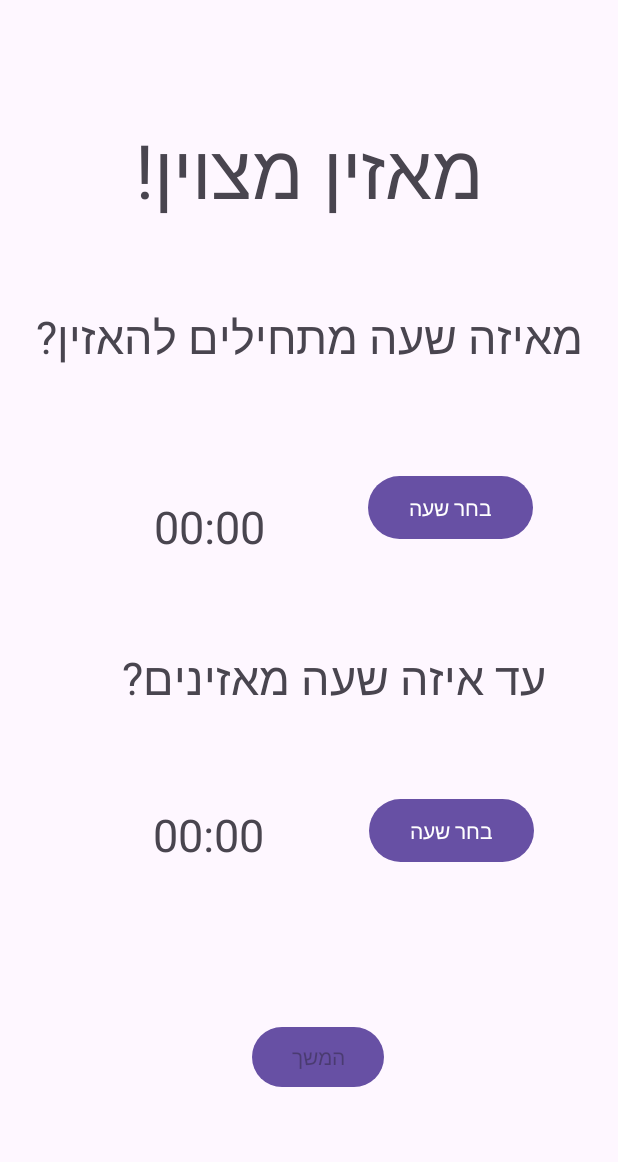
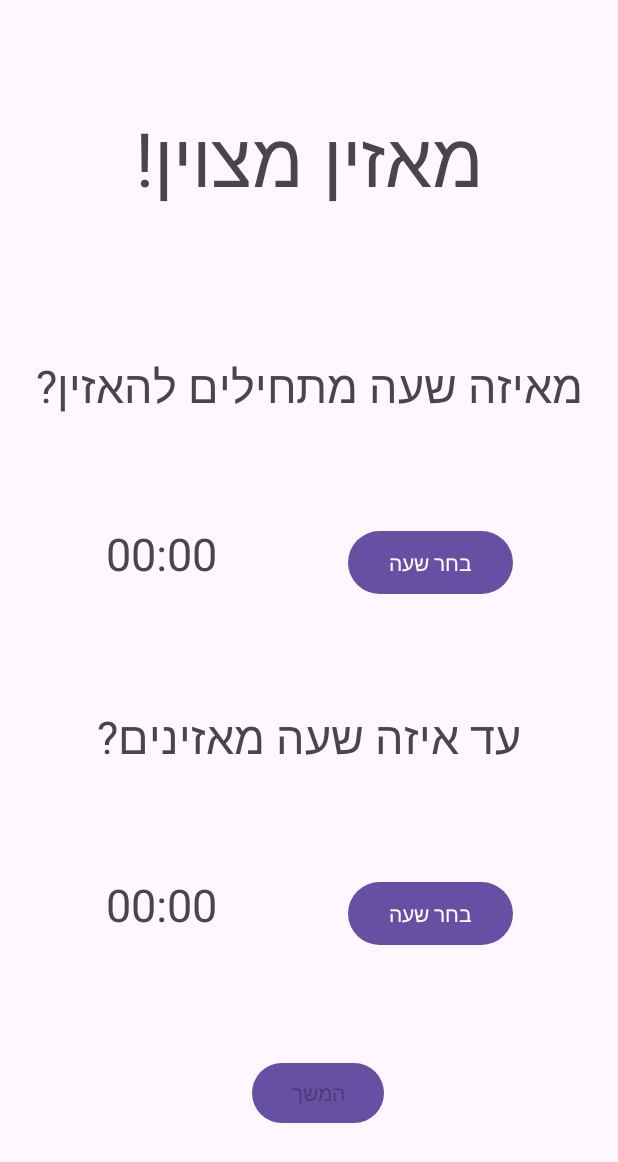
Before and after one commit to W3r7y/Night_Watch, an Android app: the screen it shows after launch (MainActivity), on a phone screen of 412 x 824 dp. Shown: the top 1162 px of the screen. Run offline under Robolectric (Android 15) with nearby library versions, the phone set to English and light mode, and no system bars.

Commit message:
main activity view modification

```diff
--- a/app/src/main/res/layout/activity_main.xml
+++ b/app/src/main/res/layout/activity_main.xml
@@ -13,12 +13,12 @@
         android:layout_height="wrap_content"
         android:text="מאזין מצוין!"
         android:textSize="50sp"
-        app:layout_constraintBottom_toBottomOf="parent"
+        android:layout_marginBottom="25dp"
+        app:layout_constraintBottom_toTopOf="@+id/tvStartTime"
         app:layout_constraintEnd_toEndOf="parent"
-        app:layout_constraintHorizontal_bias="0.501"
         app:layout_constraintStart_toStartOf="parent"
         app:layout_constraintTop_toTopOf="parent"
-        app:layout_constraintVertical_bias="0.105" />
+        />
 
 
     <TextView
@@ -27,40 +27,37 @@
         android:layout_height="wrap_content"
         android:text="מאיזה שעה מתחילים להאזין?"
         android:textSize="30sp"
-        app:layout_constraintBottom_toBottomOf="parent"
+        app:layout_constraintBottom_toTopOf="@+id/linear1"
         app:layout_constraintEnd_toEndOf="parent"
         app:layout_constraintStart_toStartOf="parent"
         app:layout_constraintTop_toBottomOf="@+id/textView"
         app:layout_constraintVertical_bias="0.089" />
 
-
+    <LinearLayout
+        android:id="@+id/linear1"
+        android:layout_width="wrap_content"
+        android:layout_height="50dp"
+        app:layout_constraintRight_toRightOf="parent"
+        app:layout_constraintLeft_toLeftOf="parent"
+        app:layout_constraintTop_toBottomOf="@id/tvStartTime"
+        app:layout_constraintBottom_toTopOf="@id/tvEndTime">
         <TextView
             android:id="@+id/tvForTime1"
             android:layout_width="86dp"
             android:layout_height="42dp"
+            android:layout_marginRight="75dp"
             android:text="00:00"
             android:textSize="30sp"
-        app:layout_constraintBottom_toTopOf="@+id/tvEndTime"
-        app:layout_constraintEnd_toEndOf="parent"
-        app:layout_constraintHorizontal_bias="0.315"
-        app:layout_constraintStart_toStartOf="parent"
-        app:layout_constraintTop_toBottomOf="@+id/tvStartTime"
-        app:layout_constraintVertical_bias="0.595" />
+            />
 
-
-    <TextView
-        android:id="@+id/tvForTime2"
-        android:layout_width="86dp"
-        android:layout_height="42dp"
-        android:text="00:00"
-        android:textSize="30sp"
-        app:layout_constraintBottom_toTopOf="@+id/button"
-        app:layout_constraintEnd_toEndOf="parent"
-        app:layout_constraintHorizontal_bias="0.312"
-        app:layout_constraintStart_toStartOf="parent"
-        app:layout_constraintTop_toBottomOf="@+id/tvEndTime"
-        app:layout_constraintVertical_bias="0.382" />
-
+        <Button
+            android:id="@+id/pickTime1"
+            android:layout_width="110dp"
+            android:layout_height="50dp"
+            android:onClick="clickTimePicker"
+            android:text="בחר שעה"
+             />
+    </LinearLayout>
 
     <TextView
         android:id="@+id/tvEndTime"
@@ -68,23 +65,29 @@
         android:layout_height="wrap_content"
         android:text="עד איזה שעה מאזינים?"
         android:textSize="30sp"
-        app:layout_constraintBottom_toBottomOf="parent"
+        app:layout_constraintBottom_toTopOf="@+id/linear2"
         app:layout_constraintEnd_toEndOf="parent"
-        app:layout_constraintHorizontal_bias="0.627"
         app:layout_constraintStart_toStartOf="parent"
-        app:layout_constraintTop_toTopOf="parent"
-        app:layout_constraintVertical_bias="0.551" />
+        app:layout_constraintTop_toBottomOf="@id/linear1"
+        />
 
-    <Button
-        android:id="@+id/pickTime1"
-        android:layout_width="110dp"
+    <LinearLayout
+        android:id="@+id/linear2"
+        android:layout_width="wrap_content"
         android:layout_height="50dp"
-        android:onClick="clickTimePicker"
-        android:text="בחר שעה"
-        app:layout_constraintBottom_toTopOf="@+id/tvEndTime"
-        app:layout_constraintEnd_toEndOf="parent"
-        app:layout_constraintStart_toEndOf="@+id/tvForTime1"
-        app:layout_constraintTop_toBottomOf="@+id/tvStartTime" />
+        app:layout_constraintLeft_toLeftOf="parent"
+        app:layout_constraintRight_toRightOf="parent"
+        app:layout_constraintBottom_toTopOf="@id/button"
+        app:layout_constraintTop_toBottomOf="@+id/tvEndTime"
+        >
+        <TextView
+            android:id="@+id/tvForTime2"
+            android:layout_width="86dp"
+            android:layout_height="42dp"
+            android:layout_marginRight="75dp"
+            android:text="00:00"
+            android:textSize="30sp"
+            />
 
         <Button
             android:id="@+id/pickTime2"
@@ -92,12 +95,9 @@
             android:layout_height="50dp"
             android:onClick="clickTimePicker"
             android:text="בחר שעה"
-        app:layout_constraintBottom_toTopOf="@+id/button"
-        app:layout_constraintEnd_toEndOf="parent"
-        app:layout_constraintHorizontal_bias="0.507"
-        app:layout_constraintStart_toEndOf="@+id/tvForTime2"
-        app:layout_constraintTop_toBottomOf="@+id/tvEndTime"
-        app:layout_constraintVertical_bias="0.359" />
+             />
+    </LinearLayout>
+
 
     <Button
         android:id="@+id/button"
@@ -110,7 +110,7 @@
         app:layout_constraintEnd_toEndOf="parent"
         app:layout_constraintHorizontal_bias="0.518"
         app:layout_constraintStart_toStartOf="parent"
-        app:layout_constraintTop_toTopOf="parent"
+        app:layout_constraintTop_toBottomOf="@id/linear2"
         app:layout_constraintVertical_bias="0.877" />
 
 </androidx.constraintlayout.widget.ConstraintLayout>
--- a/app/src/main/res/layout/choose_people_activity.xml
+++ b/app/src/main/res/layout/choose_people_activity.xml
@@ -1,5 +1,6 @@
 <?xml version="1.0" encoding="utf-8"?>
-<androidx.constraintlayout.widget.ConstraintLayout xmlns:android="http://schemas.android.com/apk/res/android"
+<androidx.constraintlayout.widget.ConstraintLayout
+    xmlns:android="http://schemas.android.com/apk/res/android"
     xmlns:app="http://schemas.android.com/apk/res-auto"
     xmlns:tools="http://schemas.android.com/tools"
     android:layout_width="match_parent"
@@ -13,12 +14,12 @@
         android:layout_height="wrap_content"
         android:textSize="40sp"
         android:gravity="center"
-        app:layout_constraintBottom_toBottomOf="parent"
         app:layout_constraintEnd_toEndOf="parent"
-        app:layout_constraintHorizontal_bias="0.484"
         app:layout_constraintStart_toStartOf="parent"
         app:layout_constraintTop_toTopOf="parent"
-        app:layout_constraintVertical_bias="0.092" />
+        app:layout_constraintBottom_toTopOf="@+id/choose_people_tv"
+        android:layout_marginTop="40dp"
+         />
 
 
     <TextView
@@ -29,11 +30,11 @@
         android:textColor="@color/black"
         android:textSize="40sp"
         android:gravity="center"
-        app:layout_constraintBottom_toBottomOf="parent"
+        app:layout_constraintBottom_toTopOf="@+id/input"
         app:layout_constraintEnd_toEndOf="parent"
         app:layout_constraintStart_toStartOf="parent"
         app:layout_constraintTop_toBottomOf="@+id/time_difference_tv"
-        app:layout_constraintVertical_bias="0.048" />
+        android:layout_marginTop="20sp" />
 
 
     <EditText
@@ -44,8 +45,10 @@
         android:layout_centerHorizontal="true"
         android:layout_centerVertical="true"
         android:layout_marginTop="8dp"
+        android:layout_marginBottom="20dp"
         android:ems="10"
         android:hint="Enter name here"
+        app:layout_constraintBottom_toTopOf="@+id/list_view"
         app:layout_constraintEnd_toEndOf="parent"
         app:layout_constraintStart_toStartOf="parent"
         app:layout_constraintTop_toBottomOf="@+id/choose_people_tv" />
@@ -56,14 +59,20 @@
         android:layout_height="40sp"
         android:layout_centerVertical="true"
         android:src="@drawable/add_person"
+        android:layout_marginTop="15dp"
         app:layout_constraintTop_toBottomOf="@+id/choose_people_tv"
-        app:layout_constraintLeft_toRightOf="@+id/input"/>
+        app:layout_constraintLeft_toRightOf="@+id/input"
+        />
 
     <ListView
         android:id="@+id/list_view"
-        android:layout_width="557dp"
-        android:layout_height="466dp"
+        android:layout_width="470dp"
+        android:layout_height="500dp"
+        app:layout_constraintLeft_toLeftOf="parent"
+
         app:layout_constraintTop_toBottomOf="@id/input"
+        app:layout_constraintBottom_toTopOf="@+id/calculate_shifts_button"
+
         />
 
     <Button
--- a/app/src/main/res/layout/list_row.xml
+++ b/app/src/main/res/layout/list_row.xml
@@ -33,7 +33,7 @@
         android:layout_height="22sp"
         android:layout_centerVertical="true"
         android:src="@drawable/remove_person"
-        android:layout_marginEnd="200sp"
+        android:layout_marginEnd="100sp"
         app:layout_constraintEnd_toEndOf="parent" />
 
 </androidx.constraintlayout.widget.ConstraintLayout>
```
Lines whose indentation alone changed are shown as unchanged.
